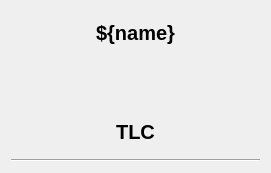
Old version of the form Derikka/EmbeddedSingleCavity.ui in the repository slaclab/cavityDisplay.
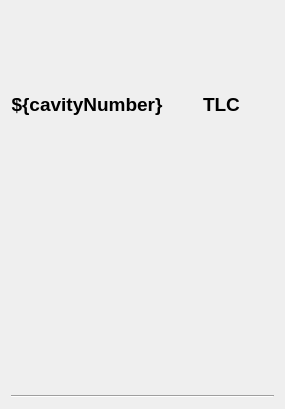
New version of the form. Custom widgets are drawn as their Qt base class.

Commit message: changed sizePolicy and organized shape related files

The edit to the form file:
```diff
--- a/Derikka/EmbeddedSingleCavity.ui
+++ b/Derikka/EmbeddedSingleCavity.ui
@@ -6,8 +6,8 @@
    <rect>
     <x>0</x>
     <y>0</y>
-    <width>271</width>
-    <height>173</height>
+    <width>285</width>
+    <height>409</height>
    </rect>
   </property>
   <property name="windowTitle">
@@ -15,6 +15,11 @@
   </property>
   <layout class="QVBoxLayout" name="verticalLayout">
    <item>
+    <layout class="QHBoxLayout" name="horizontalLayout">
+     <property name="spacing">
+      <number>6</number>
+     </property>
+     <item>
     <widget class="PyDMLabel" name="cmNumber">
      <property name="sizePolicy">
       <sizepolicy hsizetype="Preferred" vsizetype="Preferred">
@@ -24,7 +29,7 @@
      </property>
      <property name="font">
       <font>
-       <pointsize>15</pointsize>
+         <pointsize>14</pointsize>
        <weight>75</weight>
        <bold>true</bold>
       </font>
@@ -33,7 +38,7 @@
       <string/>
      </property>
      <property name="text">
-      <string>${name}</string>
+        <string>${cavityNumber}</string>
      </property>
      <property name="alignment">
       <set>Qt::AlignCenter</set>
@@ -41,7 +46,35 @@
     </widget>
    </item>
    <item>
-    <widget class="PyDMDrawingPolygon" name="square">
+      <widget class="PyDMLabel" name="TLC_text">
+       <property name="sizePolicy">
+        <sizepolicy hsizetype="Preferred" vsizetype="Preferred">
+         <horstretch>0</horstretch>
+         <verstretch>0</verstretch>
+        </sizepolicy>
+       </property>
+       <property name="font">
+        <font>
+         <pointsize>14</pointsize>
+         <weight>75</weight>
+         <bold>true</bold>
+        </font>
+       </property>
+       <property name="toolTip">
+        <string/>
+       </property>
+       <property name="text">
+        <string>TLC</string>
+       </property>
+       <property name="alignment">
+        <set>Qt::AlignCenter</set>
+       </property>
+      </widget>
+     </item>
+    </layout>
+   </item>
+   <item>
+    <widget class="PyDMDrawingPolygon" name="cavityShape">
      <property name="toolTip">
       <string/>
      </property>
@@ -78,32 +111,6 @@
      </property>
     </widget>
    </item>
-   <item>
-    <widget class="PyDMLabel" name="TLC_text">
-     <property name="sizePolicy">
-      <sizepolicy hsizetype="Preferred" vsizetype="Preferred">
-       <horstretch>0</horstretch>
-       <verstretch>0</verstretch>
-      </sizepolicy>
-     </property>
-     <property name="font">
-      <font>
-       <pointsize>15</pointsize>
-       <weight>75</weight>
-       <bold>true</bold>
-      </font>
-     </property>
-     <property name="toolTip">
-      <string/>
-     </property>
-     <property name="text">
-      <string>TLC</string>
-     </property>
-     <property name="alignment">
-      <set>Qt::AlignCenter</set>
-     </property>
-    </widget>
-   </item>
    <item>
     <widget class="Line" name="line">
      <property name="orientation">
```
Left out of the diff: 2 changed lines with no effect on the pictures. Lines whose indentation alone changed are shown as unchanged. The commit also changes 9 other files.
